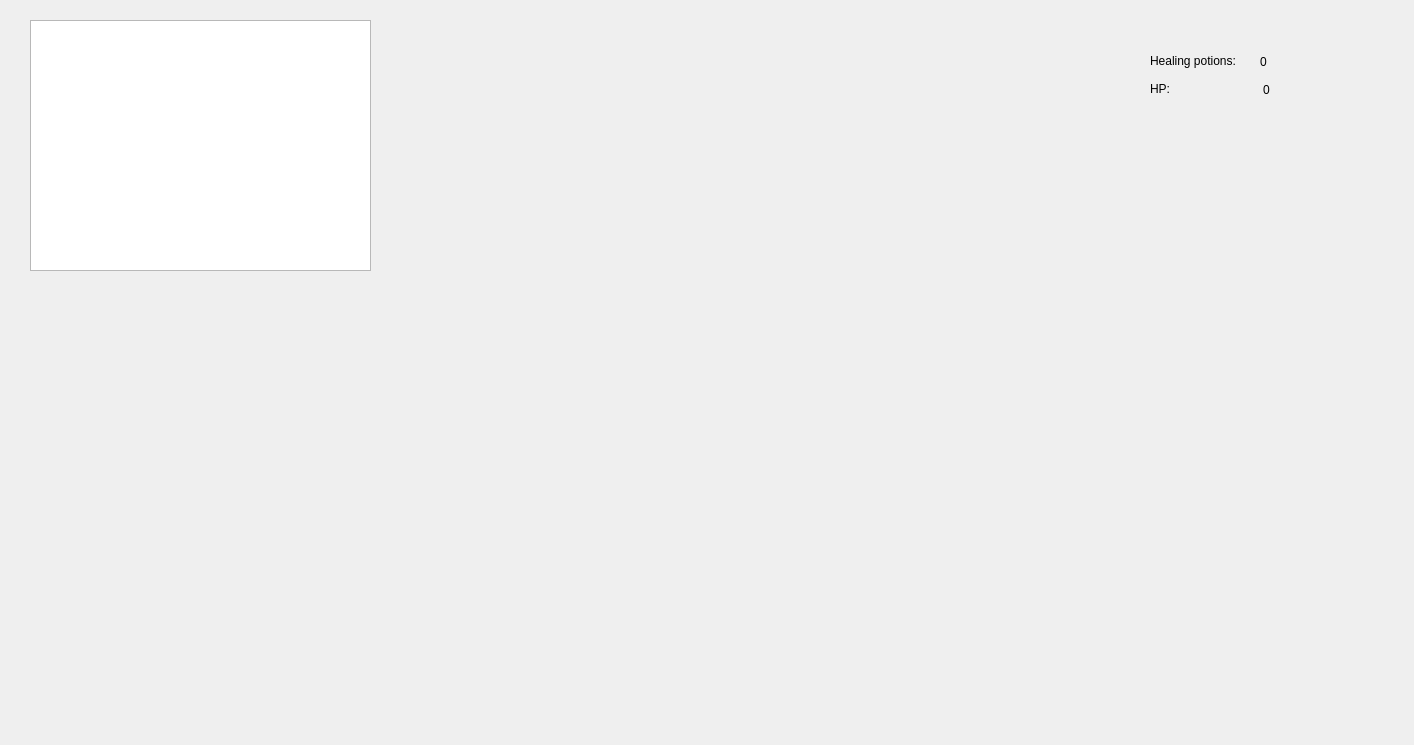
Shihad/roguelike, file widget.ui: the form before one commit.
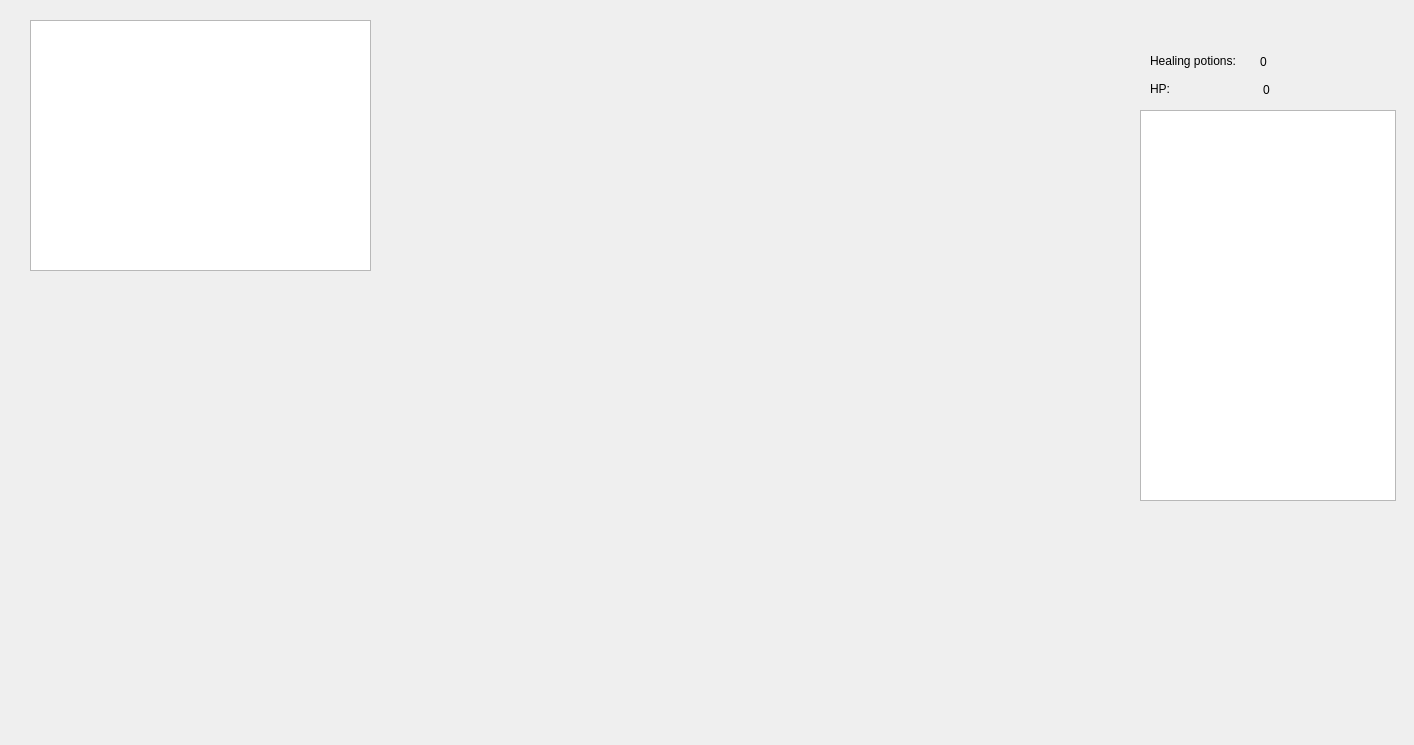
The form after the commit.

Patch:
```diff
--- a/widget.ui
+++ b/widget.ui
@@ -81,6 +81,16 @@
     <string>0</string>
    </property>
   </widget>
+  <widget class="QTextBrowser" name="textBrowser">
+   <property name="geometry">
+    <rect>
+     <x>1140</x>
+     <y>110</y>
+     <width>256</width>
+     <height>391</height>
+    </rect>
+   </property>
+  </widget>
  </widget>
  <layoutdefault spacing="6" margin="11"/>
  <resources/>
```
